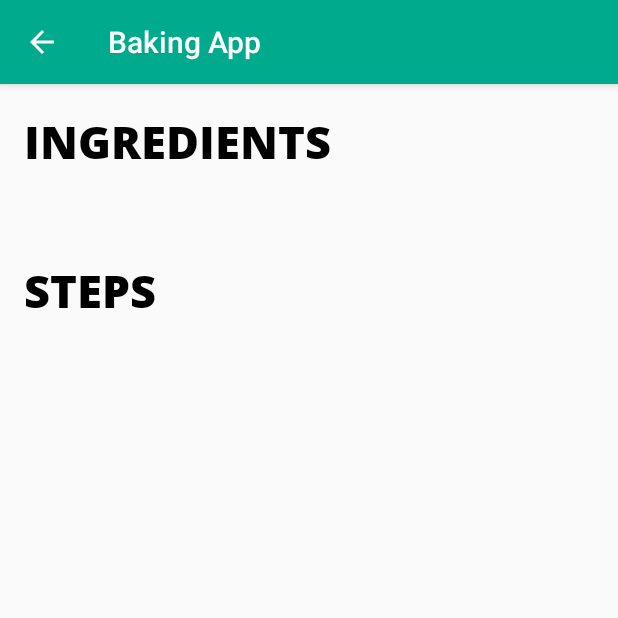
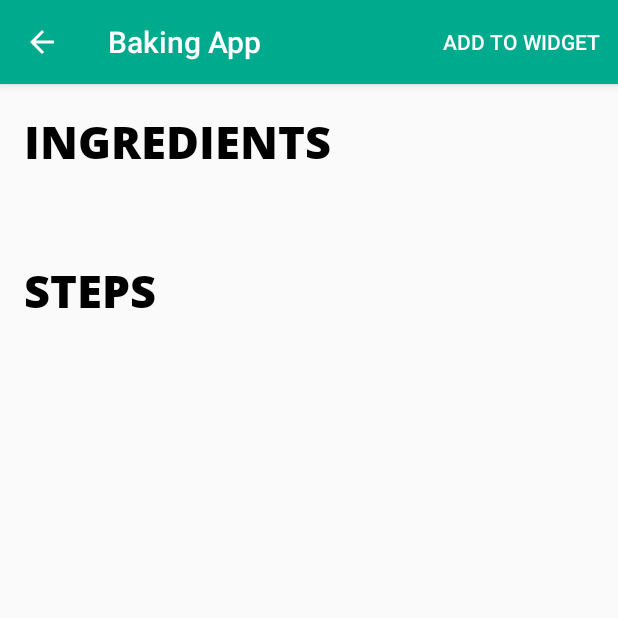
Before and after one commit to OlalKeith/Baking-App, an Android app: the RecipeActivity screen opened directly, with no data from a screen before it, on a phone screen of 412 x 824 dp, the top half of it. Run offline under Robolectric (Android 15) with nearby library versions, the phone set to English and light mode, and no system bars; our stand-ins replace ButterKnife, Dagger/Hilt's generated code, Room's generated code; libraries missing offline, so code that uses them is left out: com.makeramen.roundedimageview; network calls fail; 3 statements that could not run were skipped.

Commit message:
Add "Add to widget" button in RecipeActivity and Room to save Recipe data
Recipe data is saved when clicked on "Add to widget" button (only one instance of Recipe is kept at a time -> it's constantly updated). This data will be later queried by a widget to populate its recipe steps list.

```diff
--- a/app/build.gradle
+++ b/app/build.gradle
@@ -68,6 +68,13 @@ dependencies {
     implementation 'com.google.android.exoplayer:exoplayer-core:2.7.3'
     implementation 'com.google.android.exoplayer:exoplayer-ui:2.7.3'
 
+    // Gson
+    implementation 'com.google.code.gson:gson:2.8.3'
+
+    // Room
+    implementation "android.arch.persistence.room:runtime:1.0.0"
+    annotationProcessor "android.arch.persistence.room:compiler:1.0.0"
+
     testImplementation 'junit:junit:4.12'
     androidTestImplementation 'com.android.support.test:runner:1.0.1'
     androidTestImplementation 'com.android.support.test.espresso:espresso-core:3.0.1'
--- a/app/src/main/java/com/example/vidbregar/bakingapp/dagger/module/AppModule.java
+++ b/app/src/main/java/com/example/vidbregar/bakingapp/dagger/module/AppModule.java
@@ -1,4 +1,12 @@
 package com.example.vidbregar.bakingapp.dagger.module;
+
+import android.app.Application;
+import android.arch.persistence.room.Room;
+
+import com.example.vidbregar.bakingapp.room.AppDatabase;
+import com.example.vidbregar.bakingapp.room.RecipeEntity;
+import com.google.gson.Gson;
+import com.google.gson.GsonBuilder;
 
 import javax.inject.Singleton;
 
@@ -40,4 +48,26 @@ public class AppModule {
                 .client(okHttpClient)
                 .build();
     }
+
+    @Singleton
+    @Provides
+    Gson provideGson() {
+        return new GsonBuilder().create();
+    }
+
+    @Singleton
+    @Provides
+    AppDatabase provideAppDatabase(Application application) {
+        AppDatabase appDatabase = Room.databaseBuilder(application, AppDatabase.class, "recipe-database")
+                // TODO: 29/04/2018 Only for debugging -> don't allow querying on main thread
+                .allowMainThreadQueries()
+                .build();
+        if (appDatabase.recipeDao().getRecipe() == null) {
+            RecipeEntity recipeEntity = new RecipeEntity();
+            recipeEntity.setId(1);
+            recipeEntity.setRecipeJson("");
+            appDatabase.recipeDao().insertRecipe(recipeEntity);
+        }
+        return appDatabase;
+    }
 }
--- /dev/null
+++ b/app/src/main/java/com/example/vidbregar/bakingapp/room/AppDatabase.java
@@ -0,0 +1,9 @@
+package com.example.vidbregar.bakingapp.room;
+
+import android.arch.persistence.room.Database;
+import android.arch.persistence.room.RoomDatabase;
+
+@Database(entities = {RecipeEntity.class}, version = 1, exportSchema = false)
+public abstract class AppDatabase extends RoomDatabase {
+    public abstract RecipeDao recipeDao();
+}
--- /dev/null
+++ b/app/src/main/java/com/example/vidbregar/bakingapp/room/RecipeDao.java
@@ -0,0 +1,18 @@
+package com.example.vidbregar.bakingapp.room;
+
+import android.arch.persistence.room.Dao;
+import android.arch.persistence.room.Insert;
+import android.arch.persistence.room.Query;
+
+@Dao
+public interface RecipeDao {
+
+    @Query("SELECT * FROM recipe_table WHERE id = 1")
+    RecipeEntity getRecipe();
+
+    @Query("UPDATE recipe_table SET recipe_json = :jsonRecipe WHERE id = 1")
+    void updateRecipe(String jsonRecipe);
+
+    @Insert
+    void insertRecipe(RecipeEntity recipeEntity);
+}
--- /dev/null
+++ b/app/src/main/java/com/example/vidbregar/bakingapp/room/RecipeEntity.java
@@ -0,0 +1,33 @@
+package com.example.vidbregar.bakingapp.room;
+
+import android.arch.persistence.room.ColumnInfo;
+import android.arch.persistence.room.Entity;
+import android.arch.persistence.room.PrimaryKey;
+import android.support.annotation.Nullable;
+
+@Entity(tableName = "recipe_table")
+public class RecipeEntity {
+
+    @PrimaryKey
+    private int id;
+
+    @ColumnInfo(name = "recipe_json")
+    @Nullable
+    private String recipeJson;
+
+    public int getId() {
+        return id;
+    }
+
+    public void setId(int id) {
+        this.id = id;
+    }
+
+    public String getRecipeJson() {
+        return recipeJson;
+    }
+
+    public void setRecipeJson(String recipeJson) {
+        this.recipeJson = recipeJson;
+    }
+}
--- a/app/src/main/java/com/example/vidbregar/bakingapp/ui/recipe/RecipeActivity.java
+++ b/app/src/main/java/com/example/vidbregar/bakingapp/ui/recipe/RecipeActivity.java
@@ -5,11 +5,14 @@ import android.os.Bundle;
 import android.support.annotation.Nullable;
 import android.support.v4.app.Fragment;
 import android.support.v7.app.AppCompatActivity;
+import android.view.Menu;
 import android.view.MenuItem;
 
 import com.example.vidbregar.bakingapp.R;
 import com.example.vidbregar.bakingapp.model.Recipe;
+import com.example.vidbregar.bakingapp.room.AppDatabase;
 import com.example.vidbregar.bakingapp.ui.main.MainFragment;
+import com.google.gson.Gson;
 
 import javax.inject.Inject;
 
@@ -23,6 +26,10 @@ public class RecipeActivity extends AppCompatActivity implements HasSupportFragm
     public static final String RECIPE_SAVE_STATE_KEY = "recipe-save-state-key";
 
     private Recipe recipe;
+    @Inject
+    AppDatabase appDatabase;
+    @Inject
+    Gson gson;
 
     @Inject
     DispatchingAndroidInjector<Fragment> fragmentDispatchingAndroidInjector;
@@ -72,8 +79,18 @@ public class RecipeActivity extends AppCompatActivity implements HasSupportFragm
     }
 
     @Override
+    public boolean onCreateOptionsMenu(Menu menu) {
+        getMenuInflater().inflate(R.menu.recipe_menu, menu);
+        return true;
+    }
+
+    @Override
     public boolean onOptionsItemSelected(MenuItem item) {
         switch (item.getItemId()) {
+            case R.id.add_to_widget_action:
+                // TODO: 29/04/2018 Update widget
+                appDatabase.recipeDao().updateRecipe(gson.toJson(recipe));
+                return true;
             case android.R.id.home:
                 finish();
                 return true;
--- /dev/null
+++ b/app/src/main/res/menu/recipe_menu.xml
@@ -0,0 +1,8 @@
+<?xml version="1.0" encoding="utf-8"?>
+<menu xmlns:app="http://schemas.android.com/apk/res-auto"
+    xmlns:android="http://schemas.android.com/apk/res/android">
+    <item
+        android:id="@+id/add_to_widget_action"
+        android:title="Add to widget"
+        app:showAsAction="ifRoom" />
+</menu>
```
